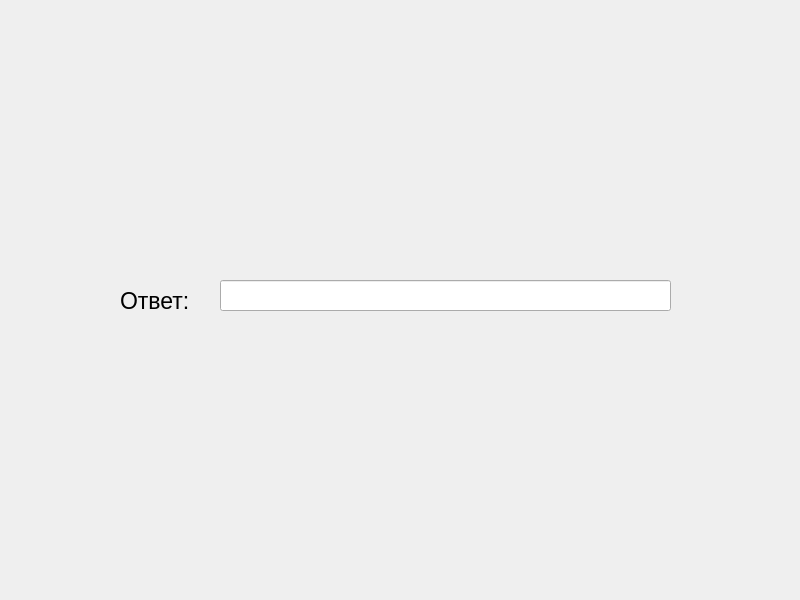
Old version of the form ui/SecondTask/secondSlide.ui in the repository goldduck11/Ecology.
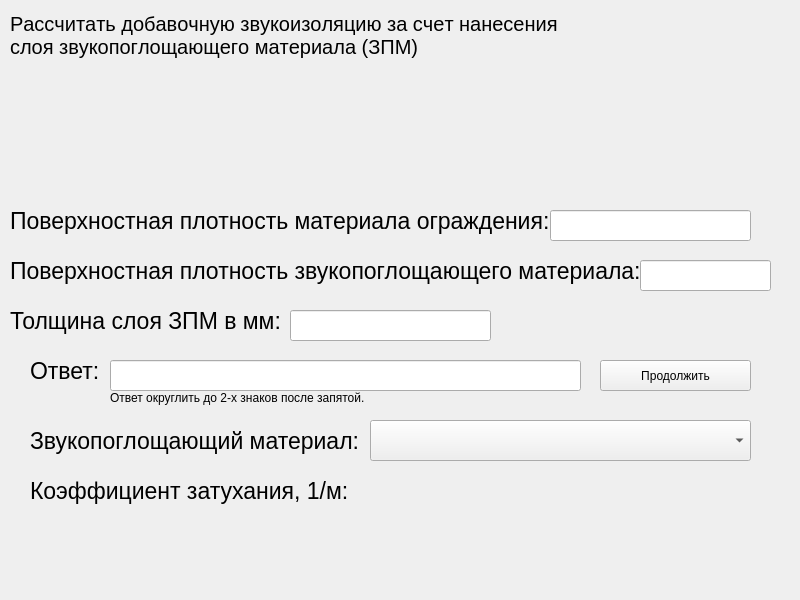
New version of the form. Icons and pictures are not drawn.

```diff
--- a/ui/SecondTask/secondSlide.ui
+++ b/ui/SecondTask/secondSlide.ui
@@ -17,8 +17,8 @@
    <widget class="QLabel" name="label_2">
     <property name="geometry">
      <rect>
-      <x>120</x>
-      <y>280</y>
+      <x>30</x>
+      <y>350</y>
       <width>101</width>
       <height>41</height>
      </rect>
@@ -35,9 +35,9 @@
    <widget class="QLineEdit" name="lineEdit">
     <property name="geometry">
      <rect>
-      <x>220</x>
-      <y>280</y>
-      <width>451</width>
+      <x>110</x>
+      <y>360</y>
+      <width>471</width>
       <height>31</height>
      </rect>
     </property>
@@ -50,8 +50,8 @@
    <widget class="QLabel" name="label">
     <property name="geometry">
      <rect>
-      <x>120</x>
-      <y>120</y>
+      <x>110</x>
+      <y>70</y>
       <width>551</width>
       <height>111</height>
      </rect>
@@ -63,6 +63,277 @@
      <pixmap>../../image/secondTask/threeFormyla.png</pixmap>
     </property>
    </widget>
+   <widget class="QPushButton" name="pushButton">
+    <property name="geometry">
+     <rect>
+      <x>600</x>
+      <y>360</y>
+      <width>151</width>
+      <height>31</height>
+     </rect>
+    </property>
+    <property name="text">
+     <string>Продолжить</string>
+    </property>
+   </widget>
+   <widget class="QLabel" name="label_4">
+    <property name="geometry">
+     <rect>
+      <x>10</x>
+      <y>300</y>
+      <width>281</width>
+      <height>41</height>
+     </rect>
+    </property>
+    <property name="font">
+     <font>
+      <pointsize>17</pointsize>
+     </font>
+    </property>
+    <property name="text">
+     <string>Толщина слоя ЗПМ в мм:</string>
+    </property>
+   </widget>
+   <widget class="QLineEdit" name="lineEdit_2">
+    <property name="geometry">
+     <rect>
+      <x>290</x>
+      <y>310</y>
+      <width>201</width>
+      <height>31</height>
+     </rect>
+    </property>
+    <property name="font">
+     <font>
+      <pointsize>15</pointsize>
+     </font>
+    </property>
+   </widget>
+   <widget class="QComboBox" name="comboBox_2">
+    <property name="geometry">
+     <rect>
+      <x>370</x>
+      <y>420</y>
+      <width>381</width>
+      <height>41</height>
+     </rect>
+    </property>
+    <property name="font">
+     <font>
+      <pointsize>17</pointsize>
+     </font>
+    </property>
+    <property name="styleSheet">
+     <string notr="true"/>
+    </property>
+    <property name="minimumContentsLength">
+     <number>0</number>
+    </property>
+    <item>
+     <property name="text">
+      <string/>
+     </property>
+    </item>
+    <item>
+     <property name="text">
+      <string>Плиты минераловатные на фенольной связке</string>
+     </property>
+    </item>
+    <item>
+     <property name="text">
+      <string>Холст из супертонкого стекловолокна</string>
+     </property>
+    </item>
+    <item>
+     <property name="text">
+      <string>Холст из супертонкого базальтового волокна</string>
+     </property>
+    </item>
+    <item>
+     <property name="text">
+      <string>АТМ-1</string>
+     </property>
+    </item>
+    <item>
+     <property name="text">
+      <string>Полиуритановый эластичный поропласт марки ППУ-ЭТ</string>
+     </property>
+    </item>
+   </widget>
+   <widget class="QLabel" name="label_5">
+    <property name="geometry">
+     <rect>
+      <x>30</x>
+      <y>470</y>
+      <width>321</width>
+      <height>41</height>
+     </rect>
+    </property>
+    <property name="font">
+     <font>
+      <pointsize>17</pointsize>
+     </font>
+    </property>
+    <property name="text">
+     <string>Коэффициент затухания, 1/м:</string>
+    </property>
+   </widget>
+   <widget class="QLabel" name="label_6">
+    <property name="geometry">
+     <rect>
+      <x>30</x>
+      <y>420</y>
+      <width>341</width>
+      <height>41</height>
+     </rect>
+    </property>
+    <property name="font">
+     <font>
+      <pointsize>17</pointsize>
+     </font>
+    </property>
+    <property name="text">
+     <string>Звукопоглощающий материал:</string>
+    </property>
+   </widget>
+   <widget class="QLabel" name="label_7">
+    <property name="geometry">
+     <rect>
+      <x>340</x>
+      <y>480</y>
+      <width>71</width>
+      <height>31</height>
+     </rect>
+    </property>
+    <property name="font">
+     <font>
+      <pointsize>17</pointsize>
+     </font>
+    </property>
+    <property name="text">
+     <string/>
+    </property>
+   </widget>
+   <widget class="QLineEdit" name="lineEdit_3">
+    <property name="geometry">
+     <rect>
+      <x>640</x>
+      <y>260</y>
+      <width>131</width>
+      <height>31</height>
+     </rect>
+    </property>
+    <property name="font">
+     <font>
+      <pointsize>15</pointsize>
+     </font>
+    </property>
+   </widget>
+   <widget class="QLabel" name="label_8">
+    <property name="geometry">
+     <rect>
+      <x>10</x>
+      <y>250</y>
+      <width>641</width>
+      <height>41</height>
+     </rect>
+    </property>
+    <property name="font">
+     <font>
+      <pointsize>17</pointsize>
+     </font>
+    </property>
+    <property name="text">
+     <string>Поверхностная плотность звукопоглощающего материала:</string>
+    </property>
+   </widget>
+   <widget class="QLineEdit" name="lineEdit_4">
+    <property name="geometry">
+     <rect>
+      <x>550</x>
+      <y>210</y>
+      <width>201</width>
+      <height>31</height>
+     </rect>
+    </property>
+    <property name="font">
+     <font>
+      <pointsize>15</pointsize>
+     </font>
+    </property>
+   </widget>
+   <widget class="QLabel" name="label_9">
+    <property name="geometry">
+     <rect>
+      <x>10</x>
+      <y>200</y>
+      <width>541</width>
+      <height>41</height>
+     </rect>
+    </property>
+    <property name="font">
+     <font>
+      <pointsize>17</pointsize>
+     </font>
+    </property>
+    <property name="text">
+     <string>Поверхностная плотность материала ограждения:</string>
+    </property>
+   </widget>
+   <widget class="QLabel" name="label_3">
+    <property name="geometry">
+     <rect>
+      <x>10</x>
+      <y>0</y>
+      <width>761</width>
+      <height>71</height>
+     </rect>
+    </property>
+    <property name="sizeIncrement">
+     <size>
+      <width>0</width>
+      <height>0</height>
+     </size>
+    </property>
+    <property name="font">
+     <font>
+      <pointsize>15</pointsize>
+      <bold>false</bold>
+      <kerning>false</kerning>
+     </font>
+    </property>
+    <property name="lineWidth">
+     <number>0</number>
+    </property>
+    <property name="midLineWidth">
+     <number>0</number>
+    </property>
+    <property name="text">
+     <string>&lt;html&gt;&lt;head/&gt;&lt;body&gt;&lt;p&gt;Рассчитать добавочную звукоизоляцию за счет нанесения &lt;br/&gt;слоя звукопоглощающего материала (ЗПМ)&lt;/p&gt;&lt;/body&gt;&lt;/html&gt;</string>
+    </property>
+    <property name="textFormat">
+     <enum>Qt::AutoText</enum>
+    </property>
+    <property name="margin">
+     <number>0</number>
+    </property>
+    <property name="indent">
+     <number>-1</number>
+    </property>
+   </widget>
+   <widget class="QLabel" name="label_10">
+    <property name="geometry">
+     <rect>
+      <x>110</x>
+      <y>390</y>
+      <width>271</width>
+      <height>16</height>
+     </rect>
+    </property>
+    <property name="text">
+     <string>Ответ округлить до 2-х знаков после запятой.</string>
+    </property>
+   </widget>
   </widget>
  </widget>
  <resources/>
```
